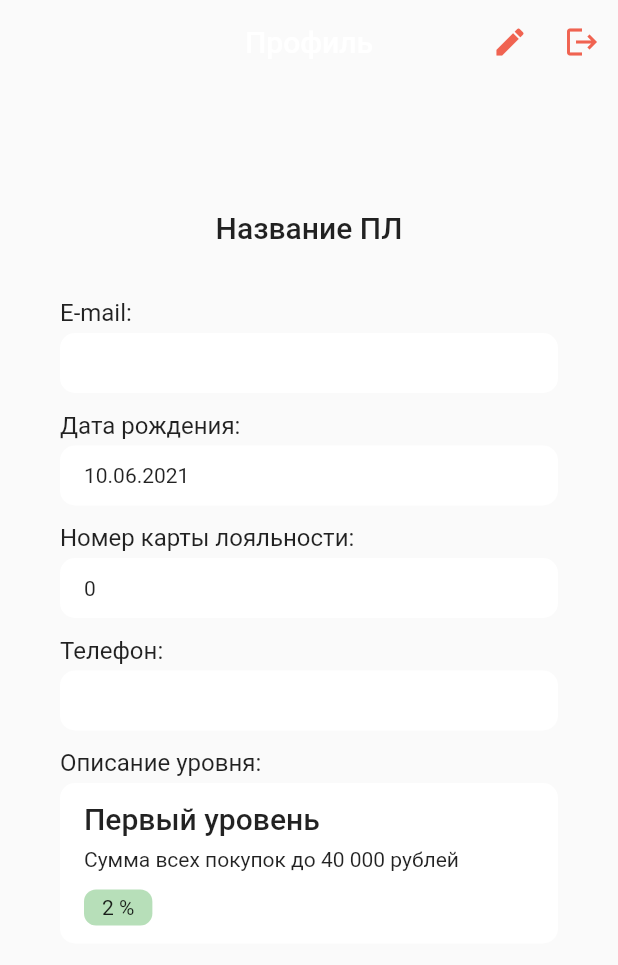
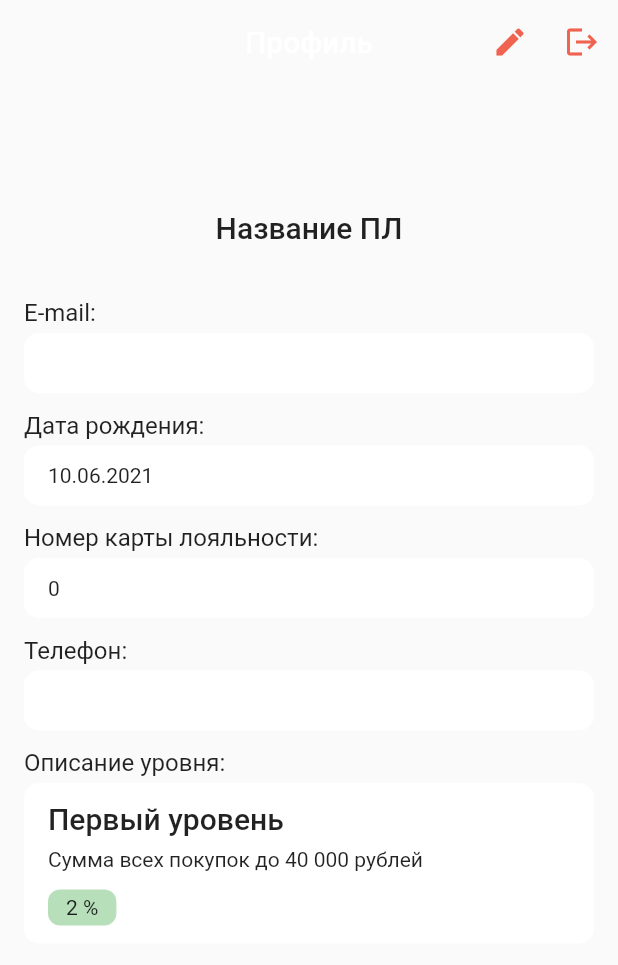
Before and after one commit to internetova/loyalty_program_app, a Flutter app: the ProfileScreen screen opened directly with empty values, on a phone screen of 412 x 824 dp. Shown: the top 965 px of the screen. Run offline on Flutter 3.47's test engine with Material 2 defaults, Android fonts, the phone set to English and light mode, and no system bars; our stand-ins replace bloc, equatable, flutter_bloc, flutter_svg, mask_text_input_formatter, moor and 2 more; accounts and stored records are empty; generated files the repository leaves out were written again.

Commit message:
fix ProfileScreen

```diff
--- a/lib/ui/screens/profile_screen.dart
+++ b/lib/ui/screens/profile_screen.dart
@@ -146,7 +146,7 @@ class _BuildUserInfo extends StatelessWidget {
     final String _phone = user.phone != null ? user.phone! : '-';
 
     return Container(
-      margin: const EdgeInsets.symmetric(horizontal: 40, vertical: 16),
+      margin: const EdgeInsets.all(16),
       child: Column(
         crossAxisAlignment: CrossAxisAlignment.start,
         children: [
```
